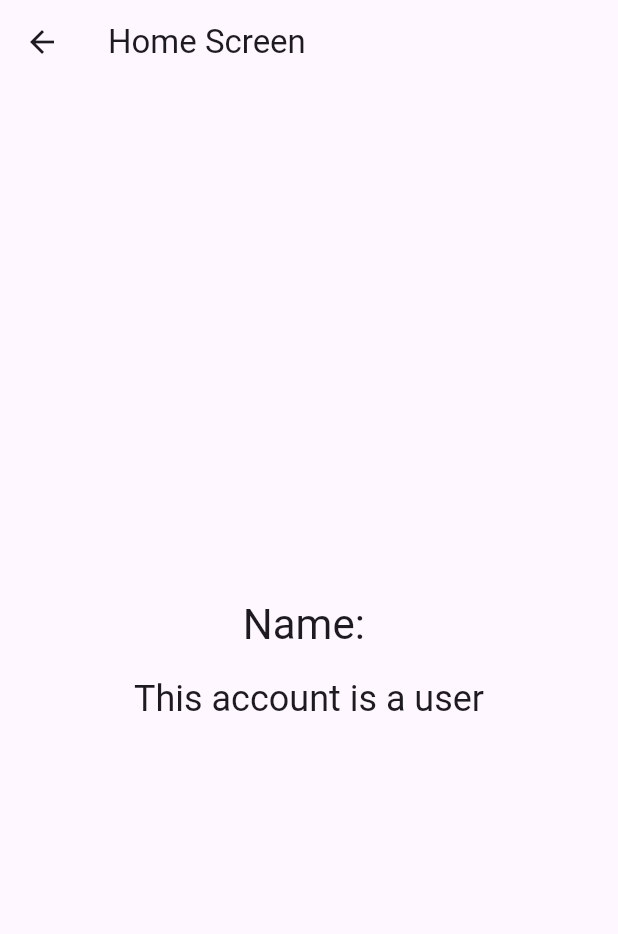
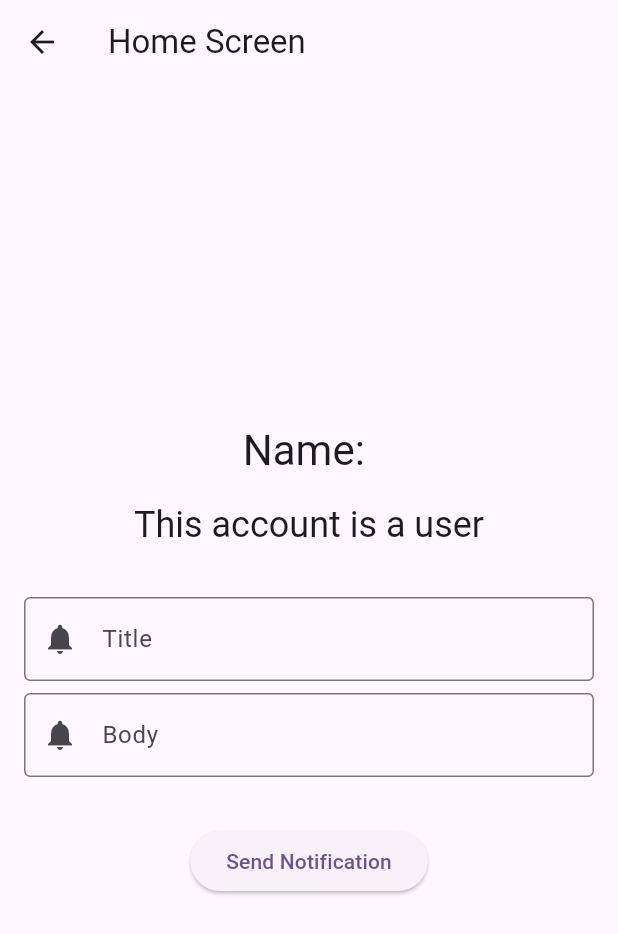
Before and after one commit to KhaledHossameldin/04academy-task-flutter, a Flutter app: the HomeScreen screen opened by its route, on a phone screen of 412 x 824 dp. Shown: the top 934 px of the screen. Run offline on Flutter 3.47's test engine with Material 2 defaults, Android fonts, the phone set to English and light mode, and no system bars; our stand-ins replace bloc, cloud_firestore, firebase_auth, firebase_core, firebase_messaging, flutter_bloc and 1 more; accounts and stored records are empty.

Commit message:
added sending notifications

```diff
--- /dev/null
+++ b/lib/constants/endpoints.dart
@@ -0,0 +1,6 @@
+class Endpoints {
+  static final instance = Endpoints._();
+  Endpoints._();
+
+  final sendNotification = 'https://fcm.googleapis.com/fcm/send';
+}
--- /dev/null
+++ b/lib/cubits/notifications/notifications_cubit.dart
@@ -0,0 +1,22 @@
+import 'package:bloc/bloc.dart';
+import 'package:meta/meta.dart';
+
+import '../../data/services/repository.dart';
+
+part 'notifications_state.dart';
+
+class NotificationsCubit extends Cubit<NotificationsState> {
+  NotificationsCubit() : super(const NotificationsInitial());
+
+  final repository = Repository.instance;
+
+  Future<void> send({required String title, required String body}) async {
+    try {
+      emit(const NotificationsLoading());
+      await repository.sendNotification(title: title, body: body);
+      emit(const NotificationsLoaded());
+    } catch (e) {
+      emit(NotificationsError('$e'));
+    }
+  }
+}
--- /dev/null
+++ b/lib/cubits/notifications/notifications_state.dart
@@ -0,0 +1,23 @@
+part of 'notifications_cubit.dart';
+
+@immutable
+sealed class NotificationsState {
+  const NotificationsState();
+}
+
+final class NotificationsInitial extends NotificationsState {
+  const NotificationsInitial();
+}
+
+final class NotificationsLoading extends NotificationsState {
+  const NotificationsLoading();
+}
+
+final class NotificationsLoaded extends NotificationsState {
+  const NotificationsLoaded();
+}
+
+final class NotificationsError extends NotificationsState {
+  final String message;
+  const NotificationsError(this.message);
+}
--- /dev/null
+++ b/lib/data/services/network.dart
@@ -0,0 +1,116 @@
+import 'dart:async';
+import 'dart:convert';
+import 'dart:io';
+
+import 'package:http/http.dart' as http;
+
+import '../../constants/endpoints.dart';
+import '../../utilities/app_exception.dart';
+
+/// This class handles all network logic only and will not be called
+/// anywhere except in the Repository class
+class NetworkService {
+  static final instance = NetworkService._();
+  NetworkService._();
+
+  final _endpoints = Endpoints.instance;
+
+  // I will always send the notification to myself but I made the key receivable
+  // to make the class responsible of network logic only and in case if it is a
+  // real application i can use to send to anyine other than myself
+
+  // If the business needs to send notifications to multiple tokens I will just
+  // make token a list of strings
+  Future<void> sendNotification({
+    required String token,
+    required String title,
+    required String body,
+  }) async {
+    await _post(
+      _endpoints.sendNotification,
+      body: {
+        'registration_ids': [token],
+        'collapse_key': 'type_a',
+        'notification': {'title': title, 'body': body},
+      },
+    );
+  }
+
+  Future<String> _post(String url, {Map<String, Object>? body}) async {
+    try {
+      final response = await http
+          .post(
+            Uri.parse(url),
+            headers: {
+              HttpHeaders.contentTypeHeader: 'application/json',
+              HttpHeaders.authorizationHeader:
+                  'key=AAAAM74lcRs:APA91bFVyQ-wMuM0nVTcD9ngsET04hYUGYd97-OSrtlGHg3wGBJs0FNfWF7eJ1yWchmI0k86dw6evP2kSxwGbX5vFrFBEQXYuhL_7FvAqJ9oHvQJc-r59Fx1D9YNNrq1SSfnvHyFMNnF',
+            },
+            body: json.encode(body),
+          )
+          .timeout(const Duration(minutes: 1));
+      return _processResponse(response);
+    } catch (e) {
+      throw _getExceptionString(e as Exception);
+    }
+  }
+
+  String _getExceptionString(Exception error) {
+    if (error is SocketException) {
+      return 'There is no internet connection';
+    }
+    if (error is HttpException) {
+      return 'An error occurred in the request';
+    }
+    if (error is FormatException) {
+      return 'Invalid data format';
+    }
+    if (error is TimeoutException) {
+      return 'request timeout, please try again';
+    }
+    if (error is AppException) {
+      return error.message;
+    }
+    return 'Unknown error occured';
+  }
+
+  String _processResponse(http.Response response) {
+    switch (response.statusCode) {
+      case HttpStatus.ok:
+        return response.body;
+
+      case HttpStatus.created:
+        return response.body;
+
+      case HttpStatus.badRequest:
+        throw BadRequestException(
+          json.decode(response.body)['message'],
+          response.request!.url.toString(),
+        );
+
+      case HttpStatus.unauthorized:
+        throw UnauthorizedException(
+          json.decode(response.body)['message'],
+          response.request!.url.toString(),
+        );
+
+      case HttpStatus.forbidden:
+        throw UnauthorizedException(
+          json.decode(response.body)['message'],
+          response.request!.url.toString(),
+        );
+
+      case HttpStatus.notFound:
+        throw NotFoundException(
+          json.decode(response.body)['message'],
+          response.request!.url.toString(),
+        );
+
+      default:
+        throw FetchDataException(
+          json.decode(response.body)['message'],
+          response.request!.url.toString(),
+        );
+    }
+  }
+}
--- a/lib/data/services/repository.dart
+++ b/lib/data/services/repository.dart
@@ -1,6 +1,7 @@
 import '../models/user_data.dart';
 import 'auth.dart';
 import 'firestore.dart';
+import 'network.dart';
 import 'notifications.dart';
 
 /// This class collects all handlers of all services and this class will be the
@@ -18,6 +19,7 @@ class Repository {
   final _auth = AuthenticationService.instance;
   final _firestore = FirestoreService.instance;
   final _notifications = NotificationsService.instance;
+  final _network = NetworkService.instance;
 
   // Authentication Services
   Future<void> login({required String email, required String password}) async =>
@@ -31,4 +33,13 @@ class Repository {
 
   // Notifications Services
   Future<void> initNotifications() async => await _notifications.init();
+
+  // Network Services
+  Future<void> sendNotification({
+    required String title,
+    required String body,
+  }) async {
+    final token = await _notifications.getToken();
+    await _network.sendNotification(token: token, title: title, body: body);
+  }
 }
--- a/lib/presentation/app_router.dart
+++ b/lib/presentation/app_router.dart
@@ -3,6 +3,7 @@ import 'package:flutter_bloc/flutter_bloc.dart';
 
 import '../constants/routes.dart';
 import '../cubits/login/login_cubit.dart';
+import '../cubits/notifications/notifications_cubit.dart';
 import '../cubits/user_data/user_data_cubit.dart';
 import 'screens/home.dart';
 import 'screens/login.dart';
@@ -23,8 +24,11 @@ class AppRouter {
 
     if (settings.name == _routes.home) {
       return MaterialPageRoute(
-        builder: (context) => BlocProvider(
-          create: (context) => UserDataCubit(),
+        builder: (context) => MultiBlocProvider(
+          providers: [
+            BlocProvider(create: (context) => UserDataCubit()),
+            BlocProvider(create: (context) => NotificationsCubit()),
+          ],
           child: const HomeScreen(),
         ),
       );
--- a/lib/presentation/screens/home.dart
+++ b/lib/presentation/screens/home.dart
@@ -1,9 +1,11 @@
 import 'package:flutter/material.dart';
 import 'package:flutter_bloc/flutter_bloc.dart';
 
+import '../../cubits/notifications/notifications_cubit.dart';
 import '../../cubits/user_data/user_data_cubit.dart';
 import '../../data/enums/user_role.dart';
 import '../../utilities/extensions.dart';
+import '../../utilities/validators.dart';
 import '../widgets/reload_button.dart';
 
 /// This screen only use at the moment is to display fetch and display user data
@@ -15,6 +17,12 @@ class HomeScreen extends StatefulWidget {
 }
 
 class _HomeScreenState extends State<HomeScreen> {
+  final _formKey = GlobalKey<FormState>();
+  final _validators = Validators.instance;
+
+  final _titleController = TextEditingController();
+  final _bodyController = TextEditingController();
+
   @override
   void initState() {
     // The UserDataCubit is called in initState to fetch the data once the
@@ -22,6 +30,13 @@ class _HomeScreenState extends State<HomeScreen> {
     // fetch the data and diplay it correctly
     context.read<UserDataCubit>().fetch();
     super.initState();
+  }
+
+  @override
+  void dispose() {
+    _titleController.dispose();
+    _bodyController.dispose();
+    super.dispose();
   }
 
   @override
@@ -52,6 +67,60 @@ class _HomeScreenState extends State<HomeScreen> {
                       'This account is ${data.role == UserRole.admin ? 'an admin' : 'a user'}',
                       style: textTheme.headlineSmall,
                     ),
+                    32.emptyHeight,
+                    Form(
+                      key: _formKey,
+                      child: Padding(
+                        padding: const EdgeInsets.symmetric(horizontal: 16.0),
+                        child: Column(
+                          children: [
+                            TextFormField(
+                              controller: _titleController,
+                              validator: _validators.notificationTitle,
+                              decoration: const InputDecoration(
+                                labelText: 'Title',
+                                prefixIcon: Icon(Icons.notifications),
+                              ),
+                            ),
+                            8.emptyHeight,
+                            TextFormField(
+                              controller: _bodyController,
+                              validator: _validators.notificationBody,
+                              decoration: const InputDecoration(
+                                labelText: 'Body',
+                                prefixIcon: Icon(Icons.notifications),
+                              ),
+                            ),
+                          ],
+                        ),
+                      ),
+                    ),
+                    32.emptyHeight,
+                    BlocConsumer<NotificationsCubit, NotificationsState>(
+                      listener: (context, state) {
+                        if (state is NotificationsError) {
+                          state.message.showSnackbar(context, isError: true);
+                        }
+                      },
+                      builder: (context, state) {
+                        return ElevatedButton(
+                          onPressed: () {
+                            if (state is NotificationsLoading) return;
+                            final isValid =
+                                _formKey.currentState?.validate() ?? false;
+                            if (isValid) {
+                              context.read<NotificationsCubit>().send(
+                                    title: _titleController.text,
+                                    body: _bodyController.text,
+                                  );
+                            }
+                          },
+                          child: state is NotificationsLoading
+                              ? const CircularProgressIndicator.adaptive()
+                              : const Text('Send Notification'),
+                        );
+                      },
+                    ),
                   ],
                 ),
               );
--- a/lib/utilities/validators.dart
+++ b/lib/utilities/validators.dart
@@ -39,4 +39,18 @@ class Validators {
     // For example if password needs to include a capital letter
     return null;
   }
+
+  String? notificationTitle(String? title) {
+    if (title.isNullOrEmpty) {
+      return 'Must enter a titile for the notification';
+    }
+    return null;
+  }
+
+  String? notificationBody(String? body) {
+    if (body.isNullOrEmpty) {
+      return 'Must enter a body for the notification';
+    }
+    return null;
+  }
 }
--- a/pubspec.yaml
+++ b/pubspec.yaml
@@ -43,6 +43,7 @@ dependencies:
   cloud_firestore: ^4.13.1
   firebase_messaging: ^14.7.4
   flutter_local_notifications: ^16.1.0
+  http: ^1.1.0
 
 dev_dependencies:
   flutter_test:
```
Also changed, not shown: lib/data/services/notifications.dart (+10 -0 lines), lib/presentation/screens/login.dart (+10 -6 lines), lib/utilities/app_exception.dart (added, +42 -0 lines), pubspec.lock.
